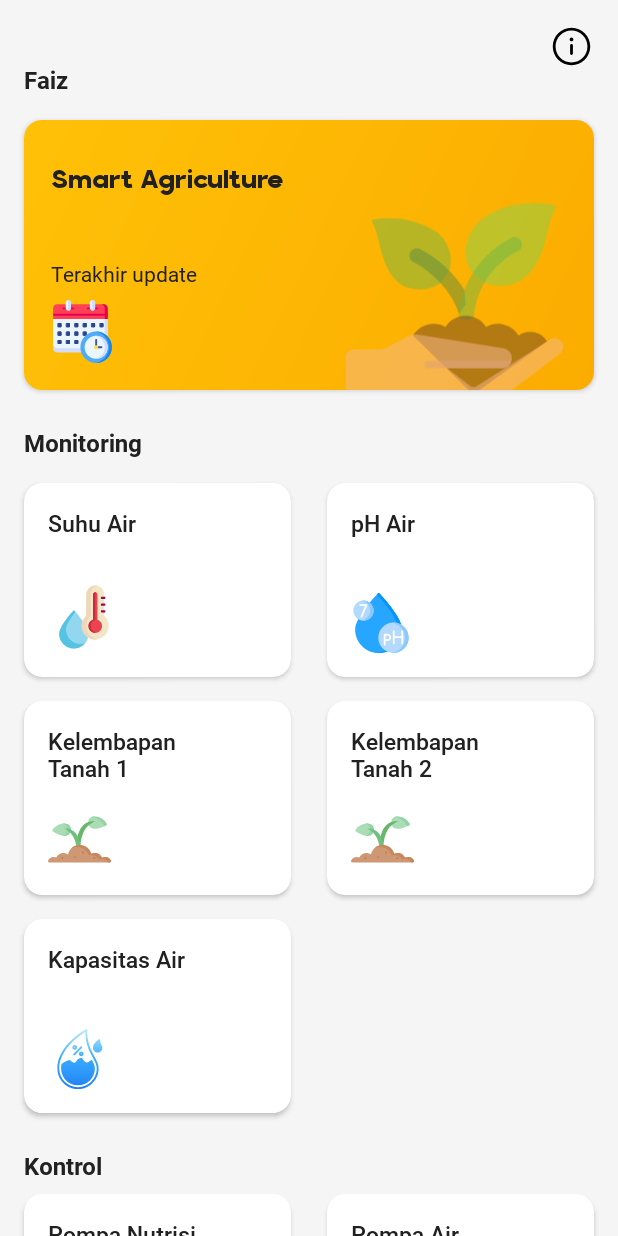
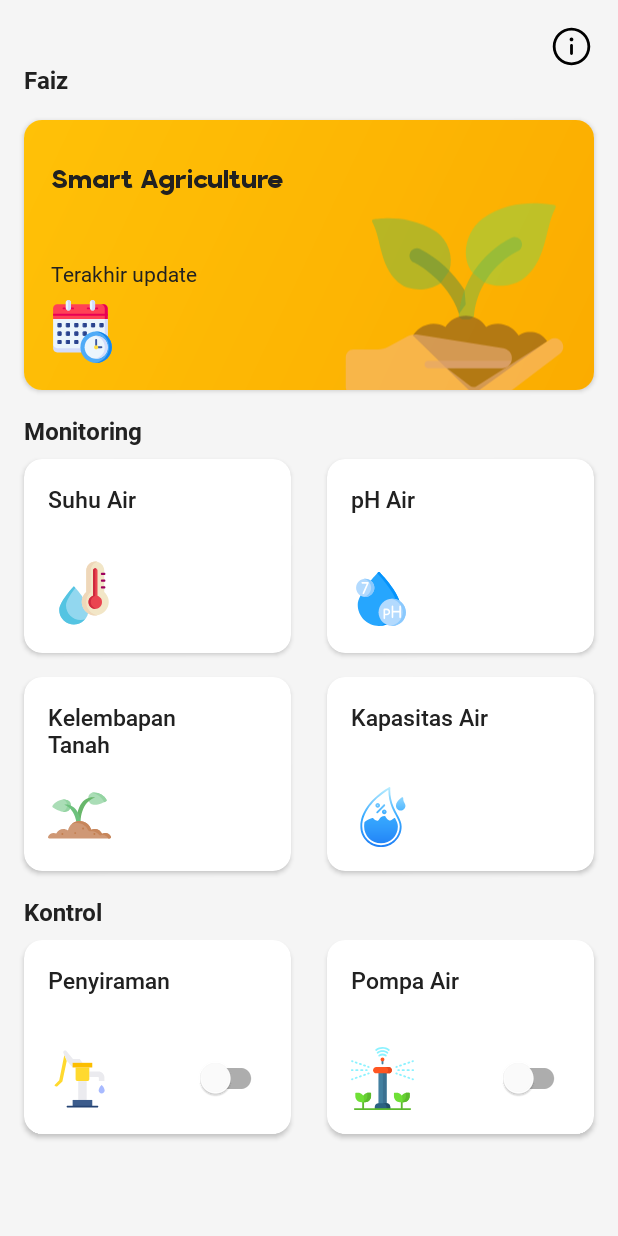
Before and after one commit to RadenMas6699/SmartAgriculture, an Android app: the layout activity_main.xml on its own in the app's theme, with its tools: preview values and no code run, on a phone screen of 412 x 824 dp. Run offline under Robolectric (Android 15) with nearby library versions, the phone set to English and light mode, and no system bars.

Commit message:
Release Smart Agriculture v1.3

```diff
--- a/app/build.gradle
+++ b/app/build.gradle
@@ -16,8 +16,8 @@ android {
         applicationId "com.radenmas.smart_agriculture"
         minSdk 21
         targetSdk 33
-        versionCode 2
-        versionName "1.2"
+        versionCode 3
+        versionName "1.3"
 
         testInstrumentationRunner "androidx.test.runner.AndroidJUnitRunner"
     }
@@ -39,6 +39,7 @@ android {
     viewBinding {
         enabled = true
     }
+    namespace 'com.radenmas.smart_agriculture'
 }
 
 dependencies {
--- a/app/src/main/AndroidManifest.xml
+++ b/app/src/main/AndroidManifest.xml
@@ -4,8 +4,7 @@
   -->
 
 <manifest xmlns:android="http://schemas.android.com/apk/res/android"
-    xmlns:tools="http://schemas.android.com/tools"
-    package="com.radenmas.smart_agriculture">
+    xmlns:tools="http://schemas.android.com/tools">
 
     <uses-permission android:name="android.permission.INTERNET" />
 
--- a/app/src/main/java/com/radenmas/smart_agriculture/ui/main/MainActivity.kt
+++ b/app/src/main/java/com/radenmas/smart_agriculture/ui/main/MainActivity.kt
@@ -131,7 +131,6 @@ class MainActivity : AppCompatActivity() {
                     val time = snapshot.child("time").value.toString().toLong()
                     val temp = snapshot.child("temp").value.toString().toFloat()
                     val soil1 = snapshot.child("soil1").value.toString()
-                    val soil2 = snapshot.child("soil2").value.toString()
                     val ph = snapshot.child("ph").value.toString().toFloat()
                     val tank = snapshot.child("water_level").value.toString()
 
@@ -142,7 +141,6 @@ class MainActivity : AppCompatActivity() {
 
                     b.tvWaterTemp.text = "%.0f".format(temp) + "℃"
                     b.tvSoilMoisture1.text = "$soil1"
-                    b.tvSoilMoisture2.text = "$soil2"
                     b.tvWaterPh.text = "%.2f".format(ph)
                     b.tvWaterLevel.text = "${tank}%"
                 }
--- a/app/src/main/res/layout/activity_main.xml
+++ b/app/src/main/res/layout/activity_main.xml
@@ -135,7 +135,6 @@
                 android:layout_width="wrap_content"
                 android:layout_height="wrap_content"
                 android:layout_marginStart="16dp"
-                android:layout_marginTop="8dp"
                 android:fontFamily="@font/roboto_bold"
                 android:text="Monitoring"
                 android:textColor="@color/primary_text"
@@ -152,7 +151,7 @@
                     android:layout_width="0dp"
                     android:layout_height="wrap_content"
                     android:layout_marginStart="16dp"
-                    android:layout_marginTop="16dp"
+                    android:layout_marginTop="8dp"
                     android:layout_marginEnd="12dp"
                     android:layout_marginBottom="8dp"
                     android:layout_weight="1"
@@ -203,7 +202,7 @@
                     android:layout_width="0dp"
                     android:layout_height="wrap_content"
                     android:layout_marginStart="12dp"
-                    android:layout_marginTop="16dp"
+                    android:layout_marginTop="8dp"
                     android:layout_marginEnd="16dp"
                     android:layout_marginBottom="8dp"
                     android:layout_weight="1"
@@ -233,6 +232,7 @@
                             android:layout_height="40dp"
                             android:layout_below="@id/titleWaterPh"
                             android:layout_marginTop="18dp"
+                            android:padding="2dp"
                             android:src="@drawable/ic_water_ph" />
 
                         <TextView
@@ -283,7 +283,7 @@
                             android:layout_height="wrap_content"
                             android:fontFamily="@font/roboto_medium"
                             android:lines="2"
-                            android:text="@string/soil_moisture1"
+                            android:text="@string/soil_moisture"
                             android:textColor="@color/primary_text"
                             android:textSize="15sp" />
 
@@ -329,65 +329,6 @@
                         android:padding="16dp">
 
                         <TextView
-                            android:id="@+id/titleSoilMoisture2"
-                            android:layout_width="match_parent"
-                            android:layout_height="wrap_content"
-                            android:fontFamily="@font/roboto_medium"
-                            android:lines="2"
-                            android:text="@string/soil_moisture2"
-                            android:textColor="@color/primary_text"
-                            android:textSize="15sp" />
-
-                        <ImageView
-                            android:id="@+id/imgSoilMoisture2"
-                            android:layout_width="42dp"
-                            android:layout_height="42dp"
-                            android:layout_below="@id/titleSoilMoisture2"
-                            android:layout_marginTop="16dp"
-                            android:src="@drawable/ic_soil_moisture" />
-
-                        <TextView
-                            android:id="@+id/tvSoilMoisture2"
-                            android:layout_width="match_parent"
-                            android:layout_height="wrap_content"
-                            android:layout_alignTop="@id/imgSoilMoisture2"
-                            android:layout_alignBottom="@id/imgSoilMoisture2"
-                            android:layout_marginStart="12dp"
-                            android:layout_toEndOf="@id/imgSoilMoisture2"
-                            android:fontFamily="@font/roboto_bold"
-                            android:gravity="center_vertical"
-                            android:textColor="@color/primary_text"
-                            android:textSize="24sp" />
-                    </RelativeLayout>
-                </androidx.cardview.widget.CardView>
-            </LinearLayout>
-
-            <LinearLayout
-                android:layout_width="match_parent"
-                android:layout_height="wrap_content"
-                android:clipChildren="false"
-                android:clipToPadding="false"
-                android:orientation="horizontal">
-
-                <androidx.cardview.widget.CardView
-                    android:layout_width="0dp"
-                    android:layout_height="wrap_content"
-                    android:layout_marginStart="16dp"
-                    android:layout_marginTop="8dp"
-                    android:layout_marginEnd="12dp"
-                    android:layout_marginBottom="8dp"
-                    android:layout_weight="1"
-                    android:clipChildren="false"
-                    android:clipToPadding="false"
-                    android:elevation="10dp"
-                    app:cardCornerRadius="12dp">
-
-                    <RelativeLayout
-                        android:layout_width="match_parent"
-                        android:layout_height="wrap_content"
-                        android:padding="16dp">
-
-                        <TextView
                             android:id="@+id/titleWaterLevel"
                             android:layout_width="match_parent"
                             android:layout_height="wrap_content"
@@ -419,21 +360,13 @@
                             android:textSize="24sp" />
                     </RelativeLayout>
                 </androidx.cardview.widget.CardView>
-
-                <View
-                    android:layout_width="0dp"
-                    android:layout_height="wrap_content"
-                    android:layout_marginStart="12dp"
-                    android:layout_marginTop="8dp"
-                    android:layout_marginEnd="16dp"
-                    android:layout_weight="1" />
             </LinearLayout>
 
             <TextView
                 android:layout_width="wrap_content"
                 android:layout_height="wrap_content"
                 android:layout_marginStart="16dp"
-                android:layout_marginTop="16dp"
+                android:layout_marginTop="8dp"
                 android:fontFamily="@font/roboto_bold"
                 android:text="Kontrol"
                 android:textColor="@color/primary_text"
--- a/app/src/main/res/values/strings.xml
+++ b/app/src/main/res/values/strings.xml
@@ -8,12 +8,11 @@
     <string name="app_version">Versi %1$s</string>
     <string name="greeting">Selamat %1$s</string>
     <string name="water_temp">Suhu Air</string>
-    <string name="soil_moisture1">Kelembapan\nTanah 1</string>
-    <string name="soil_moisture2">Kelembapan\nTanah 2</string>
+    <string name="soil_moisture">Kelembapan\nTanah</string>
     <string name="water_ph">pH Air</string>
     <string name="water_pump">Pompa Air</string>
     <string name="water_level">Kapasitas Air</string>
-    <string name="nutrition_pump">Pompa Nutrisi</string>
+    <string name="nutrition_pump">Penyiraman</string>
     <string name="developer_name">Machfudzh Ramadhan Faiz Fadhlurrahman</string>
     <string name="developer">Pengembang</string>
     <string name="desc_app"><![CDATA[Aplikasi ini dikembangkan oleh Machfudzh Ramadhan Faiz Fadhlurrahman mahasiswa Prodi Pendidikan Teknik Informatika & Komputer (S1) angkatan 2017, dengan bantuan pembimbing bapak Dr. Satria Gunawan Zain, S.Pd., M.T. dan bapak Suhartono, S.Kom., M.Kom. Aplikasi ini bertujuan untuk wadah monitoring prototipe Smart Sensor pada pertanian terpadu. Prototype smart sensor merupakan solusi untuk pengambilan tindakan yang efisien untuk memonitoring kualitas lahan pertanian dan sebagai informasikan ke petani agar dapat menjaga siklus nutrisi dan kondisi lahan pertanian.]]></string>
--- a/build.gradle
+++ b/build.gradle
@@ -11,8 +11,8 @@ buildscript {
 
 // Top-level build file where you can add configuration options common to all sub-projects/modules.
 plugins {
-    id 'com.android.application' version '7.2.2' apply false
-    id 'com.android.library' version '7.2.2' apply false
+    id 'com.android.application' version '7.3.0' apply false
+    id 'com.android.library' version '7.3.0' apply false
     id 'org.jetbrains.kotlin.android' version '1.7.10' apply false
 }
 
```
Also changed, not shown: gradle/wrapper/gradle-wrapper.properties, 3 other files.
